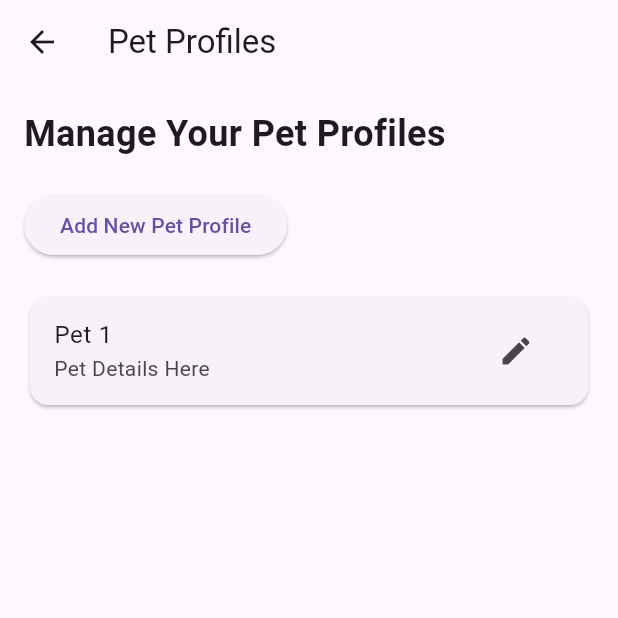
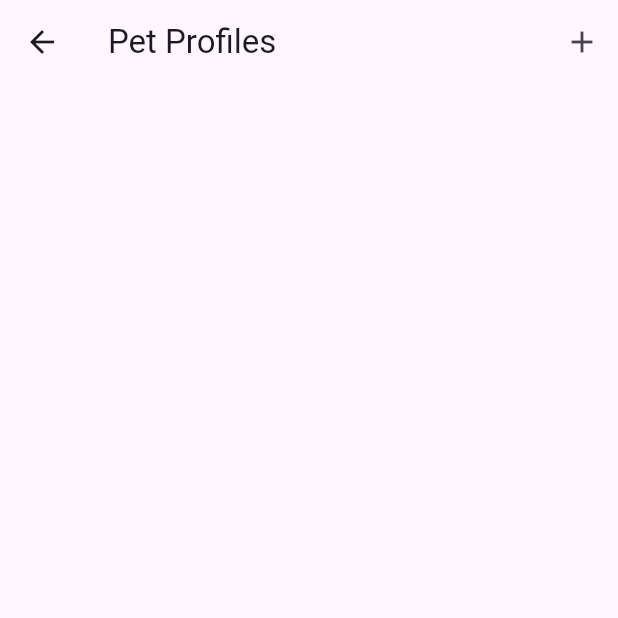
Before and after one commit to AkinniyiS/petcareapp, a Flutter app: the HomeScreen screen opened by its route, after a tap on "Manage Pet Profiles", on a phone screen of 412 x 824 dp, the top half of it. Run offline on Flutter 3.47's test engine with Material 3 defaults, Android fonts, the phone set to English and light mode, and no system bars; our stand-ins replace sqflite; accounts and stored records are empty.

Commit message:
"created method to add pet profile"

```diff
--- a/petapp/lib/database_helper.dart
+++ b/petapp/lib/database_helper.dart
@@ -100,7 +100,10 @@ class DatabaseHelper{
     Database db = await instance.database;
     return await db.query(petProfileTable);
   }
-
+   // Get a pet profile by ID
+  Future<List<Map<String, dynamic>>> getPetProfiles() async {
+    return await queryAllPetProfiles();
+  }
   // Update a pet profile
   Future<int> updatePetProfile(Map<String, dynamic> row) async {
     Database db = await instance.database;
--- a/petapp/lib/home_screen.dart
+++ b/petapp/lib/home_screen.dart
@@ -37,7 +37,7 @@ class HomeScreen extends StatelessWidget {
               onPressed: () {
                 Navigator.push(
                   context,
-                  MaterialPageRoute(builder: (context) => const ProfileScreen()),
+                  MaterialPageRoute(builder: (context) => const PetProfileScreen()),
                 );
               },
             ),
--- a/petapp/lib/profile_screen.dart
+++ b/petapp/lib/profile_screen.dart
@@ -1,53 +1,96 @@
 import 'package:flutter/material.dart';
+import 'add_profile.dart';
+import 'database_helper.dart';
 
-class ProfileScreen extends StatelessWidget {
-  const ProfileScreen({super.key});
+class PetProfileScreen extends StatefulWidget {
+  const PetProfileScreen({super.key});
+
+  @override
+  ProfileScreen createState() => ProfileScreen();
+}
+
+class ProfileScreen extends State<PetProfileScreen> {
+
+  late List<Map<String, dynamic>> _petProfiles = []; // Store pet profiles here
+  @override
+  void initState() {
+    super.initState();
+    _loadPetProfiles();
+  }
+  void _loadPetProfiles() async {
+    // Load pet profiles from the database
+    final pets = await DatabaseHelper.instance.getPetProfiles();
+    setState(() {
+      _petProfiles = pets;
+    });
+  }
+
+  // Method to show a dialog with pet details
+  void _showPetDetails(Map<String, dynamic> petProfile) {
+    showDialog(
+      context: context,
+      builder: (context) {
+        return AlertDialog(
+          title: Text(petProfile['name']),
+          content: Column(
+            mainAxisSize: MainAxisSize.min,
+            crossAxisAlignment: CrossAxisAlignment.start,
+            children: [
+              Text('Species: ${petProfile['species']}'),
+              Text('Breed: ${petProfile['breed']}'),
+              Text('Age: ${petProfile['age']}'),
+            ],
+          ),
+          actions: [
+            TextButton(
+              onPressed: () {
+                Navigator.of(context).pop();
+              },
+              child: const Text('Close'),
+            ),
+          ],
+        );
+      },
+    );
+  }
 
    @override
   Widget build(BuildContext context) {
     return Scaffold(
       appBar: AppBar(
-        title: const Text('Pet Profiles'),
+        title: Text('Pet Profiles'),
+        actions: [
+          IconButton(
+            icon: Icon(Icons.add),
+            onPressed: () {
+              Navigator.push(
+                context,
+                MaterialPageRoute(
+                  builder: (context) => AddPetProfileScreen(),
                 ),
-      body: Padding(
-        padding: const EdgeInsets.all(16.0),
-        child: Column(
-          crossAxisAlignment: CrossAxisAlignment.start,
-          children: [
-            const Text(
-              'Manage Your Pet Profiles',
-              style: TextStyle(fontSize: 24, fontWeight: FontWeight.bold),
-            ),
-            const SizedBox(height: 20),
-            ElevatedButton(
-              child: const Text('Add New Pet Profile'),
-              onPressed: () {
-                // Add navigation to a new screen for adding a pet profile
+              ).then((_) {
+                // Reload the pet profiles when returning from the add screen
+                _loadPetProfiles();
+              });
             },
           ),
-            const SizedBox(height: 20),
-            Expanded(
+        ],
+      ),
+      body: Expanded(
         child: ListView.builder(
-                itemCount: 1,
+          itemCount: _petProfiles.length,
           itemBuilder: (context, index) {
+            final Map<String, dynamic> pet = _petProfiles[index];
             return Card(
               child: ListTile(
-                      title: Text('Pet ${index + 1}'),
-                      subtitle: Text('Pet Details Here'),
-                      trailing: IconButton(
-                        icon: const Icon(Icons.edit),
-                        onPressed: () {
-                          // Navigate to edit pet profile screen
-                        },
-                      ),
+                title: Text(pet['name']),
+                subtitle: Text('Species: ${pet['species']}'),
+                onTap: () => _showPetDetails(pet),
               ),
             );
           },
         ),
       ),
-          ],
-        ),
-      ),
     );
   }
 }
```
Also changed, not shown: petapp/lib/add_profile.dart (added, +95 -0 lines). Lines whose indentation alone changed are shown as unchanged.
